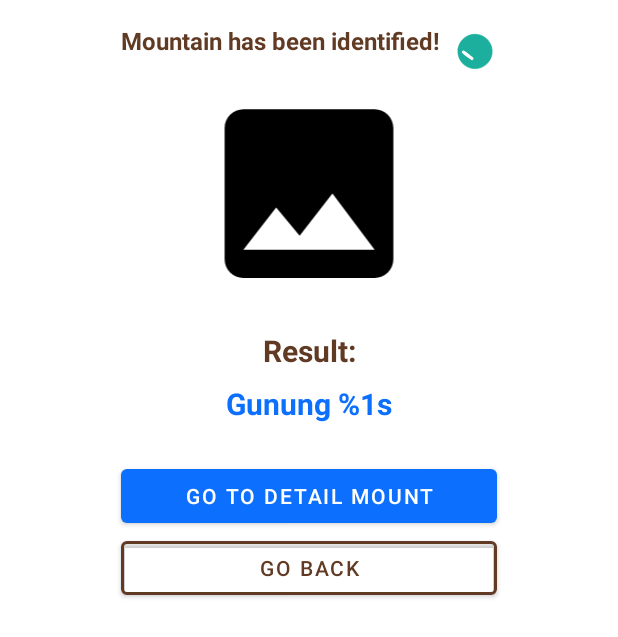
After one commit to fadlinaufal06/Mountain-App, an Android app: the layout result_scan.xml on its own in the app's theme, with its tools: preview values and no code run, on a phone screen of 412 x 824 dp. The commit adds this screen. Shown: the top 637 px of the screen. Run offline under Robolectric (Android 15) with nearby library versions, the phone set to English and light mode, and no system bars.

Commit message:
Add: Result Scan

```diff
--- a/app/src/main/java/com/bangkit/mountainapp/ui/home/HomeFragment.kt
+++ b/app/src/main/java/com/bangkit/mountainapp/ui/home/HomeFragment.kt
@@ -13,6 +13,9 @@ import android.view.LayoutInflater
 import android.view.View
 import android.view.ViewGroup
 import android.view.Window
+import android.widget.Button
+import android.widget.ImageView
+import android.widget.TextView
 import android.widget.Toast
 import androidx.activity.result.contract.ActivityResultContracts
 import androidx.appcompat.app.AppCompatActivity
@@ -220,9 +223,9 @@ class HomeFragment : Fragment() {
             val bitmap = fileToBitmap(myFile)
             val resized = Bitmap.createScaledBitmap(bitmap, 300, 300, false)
 
-            val result = classifyImage(resized)
+            classifyImage(resized)
 
-//            binding.previewImageView.setImageURI(selectedImg)
+//            binding..setImageURI(selectedImg)
         }
     }
 
@@ -269,27 +272,38 @@ class HomeFragment : Fragment() {
         }
         val classes = arrayOf("Bromo", "Ijen", "Papandayan", "Kerinci", "Tangkuban Perahu")
         //        result.setText(classes[maxPos])
-        Toast.makeText(requireActivity(), classes[maxPos], Toast.LENGTH_SHORT).show()
+//        Toast.makeText(requireActivity(), classes[maxPos], Toast.LENGTH_SHORT).show()
 
+        showCustomDialog(classes[maxPos], bitmap)
         // Releases model resources if no longer used.
         model.close()
 
     }
 
-    fun showCustomDialog() {
+    private fun showCustomDialog(resultMount: String, bitmap: Bitmap) {
         val dialog = Dialog(requireActivity())
         //We have added a title in the custom layout. So let's disable the default title.
         dialog.requestWindowFeature(Window.FEATURE_NO_TITLE)
         //The user will be able to cancel the dialog bu clicking anywhere outside the dialog.
         dialog.setCancelable(true)
         //Mention the name of the layout of your custom dialog.
-//        dialog.setContentView(R.layout.fragment_result_classification)
-//        val button: Button = dialog.findViewById(R.id.button)
+        dialog.setContentView(R.layout.result_scan)
+        val button: Button = dialog.findViewById(R.id.btn_detail)
+        val back: Button = dialog.findViewById(R.id.btn_go_back)
+        val result: TextView = dialog.findViewById(R.id.result_mountain)
+        val previewImageView: ImageView = dialog.findViewById(R.id.previewImageView)
         //Initializing the views of the dialog.
-//
-//        button.setOnClickListener(View.OnClickListener {
-//            Toast.makeText(requireActivity(), "bisaa yeaeyyyy", Toast.LENGTH_SHORT).show()
-//        })
+
+        result.text = getString(R.string.gunung_1s, resultMount)
+        previewImageView.setImageBitmap(bitmap)
+
+        button.setOnClickListener{
+            Toast.makeText(requireActivity(), "bisaa yeaeyyyy", Toast.LENGTH_SHORT).show()
+        }
+        back.setOnClickListener{
+            dialog.dismiss()
+        }
+
         dialog.show()
     }
 
--- /dev/null
+++ b/app/src/main/res/drawable/button_border.xml
@@ -0,0 +1,6 @@
+<?xml version="1.0" encoding="utf-8"?>
+<shape xmlns:android="http://schemas.android.com/apk/res/android"
+    android:shape="rectangle">
+    <corners android:radius="3dp" />
+    <stroke android:width="5px" android:color="#000000" />
+</shape>
--- /dev/null
+++ b/app/src/main/res/layout/result_scan.xml
@@ -0,0 +1,102 @@
+<?xml version="1.0" encoding="utf-8"?>
+<androidx.constraintlayout.widget.ConstraintLayout xmlns:android="http://schemas.android.com/apk/res/android"
+    xmlns:app="http://schemas.android.com/apk/res-auto"
+    xmlns:tools="http://schemas.android.com/tools"
+    android:layout_width="match_parent"
+    android:layout_height="match_parent">
+
+    <TextView
+        android:id="@+id/textView"
+        android:layout_width="wrap_content"
+        android:layout_height="wrap_content"
+        android:layout_marginStart="16dp"
+        android:layout_marginTop="16dp"
+        android:layout_marginEnd="4dp"
+        android:text="@string/mountain_has_been_identified"
+        android:textColor="@color/van_dyke_brown"
+        android:textSize="16sp"
+        android:textStyle="bold"
+        app:layout_constraintEnd_toStartOf="@+id/scansuccess"
+        app:layout_constraintHorizontal_chainStyle="packed"
+        app:layout_constraintStart_toStartOf="parent"
+        app:layout_constraintTop_toTopOf="parent"
+        app:layout_constraintVertical_chainStyle="packed" />
+
+    <com.airbnb.lottie.LottieAnimationView
+        android:id="@+id/scansuccess"
+        android:layout_width="30dp"
+        android:layout_height="30dp"
+        android:layout_marginStart="4dp"
+        android:layout_marginTop="32dp"
+        android:layout_marginEnd="16dp"
+        app:layout_constraintBottom_toBottomOf="@+id/textView"
+        app:layout_constraintEnd_toEndOf="parent"
+        app:layout_constraintStart_toEndOf="@+id/textView"
+        app:layout_constraintTop_toTopOf="parent"
+        app:lottie_autoPlay="true"
+        app:lottie_loop="false"
+        app:lottie_rawRes="@raw/uploadsuccess" />
+
+    <ImageView
+        android:id="@+id/previewImageView"
+        android:layout_width="0dp"
+        android:layout_height="150dp"
+        android:layout_marginTop="16dp"
+        app:layout_constraintEnd_toEndOf="@+id/scansuccess"
+        app:layout_constraintStart_toStartOf="@+id/textView"
+        app:layout_constraintTop_toBottomOf="@+id/textView"
+        app:srcCompat="@drawable/ic_place_holder" />
+
+    <TextView
+        android:id="@+id/tv_result"
+        android:layout_width="wrap_content"
+        android:layout_height="wrap_content"
+        android:layout_marginTop="16dp"
+        android:text="@string/result"
+        android:textColor="@color/van_dyke_brown"
+        android:textSize="20sp"
+        android:textStyle="bold"
+        app:layout_constraintEnd_toEndOf="@+id/previewImageView"
+        app:layout_constraintStart_toStartOf="@+id/previewImageView"
+        app:layout_constraintTop_toBottomOf="@+id/previewImageView" />
+
+    <TextView
+        android:id="@+id/result_mountain"
+        android:layout_width="wrap_content"
+        android:layout_height="wrap_content"
+        android:layout_marginTop="8dp"
+        android:text="@string/gunung_1s"
+        android:textColor="@color/braindeis_blue"
+        android:textSize="20sp"
+        android:textStyle="bold"
+        app:layout_constraintEnd_toEndOf="@+id/previewImageView"
+        app:layout_constraintStart_toStartOf="@+id/previewImageView"
+        app:layout_constraintTop_toBottomOf="@+id/tv_result" />
+
+    <Button
+        android:id="@+id/btn_detail"
+        android:layout_width="0dp"
+        android:layout_height="wrap_content"
+        android:layout_marginTop="24dp"
+        android:text="@string/go_to_detail_mount"
+        app:layout_constraintEnd_toEndOf="@+id/previewImageView"
+        app:layout_constraintStart_toStartOf="@+id/previewImageView"
+        app:layout_constraintTop_toBottomOf="@+id/result_mountain" />
+
+    <Button
+        android:id="@+id/btn_go_back"
+        style="@drawable/button_border"
+        android:layout_width="0dp"
+        android:layout_height="wrap_content"
+        android:layout_marginBottom="16dp"
+        android:text="@string/go_back"
+        android:textColor="@color/van_dyke_brown"
+        app:backgroundTint="@android:color/transparent"
+        app:layout_constraintEnd_toEndOf="@+id/btn_detail"
+        app:layout_constraintStart_toStartOf="@+id/btn_detail"
+        app:layout_constraintTop_toBottomOf="@+id/btn_detail"
+        app:rippleColor="#33AAAAAA"
+        app:strokeColor="@color/van_dyke_brown"
+        app:strokeWidth="2dp" />
+
+</androidx.constraintlayout.widget.ConstraintLayout>
--- a/app/src/main/res/values/strings.xml
+++ b/app/src/main/res/values/strings.xml
@@ -57,4 +57,9 @@
     <!-- TODO: Remove or change this placeholder text -->
     <string name="hello_blank_fragment">Hello blank fragment</string>
     <string name="scan_from">Scan mount from:</string>
+    <string name="mountain_has_been_identified">Mountain has been identified!</string>
+    <string name="go_to_detail_mount">Go to Detail Mount</string>
+    <string name="gunung_1s">Gunung %1s</string>
+    <string name="result">Result:</string>
+    <string name="go_back">Go Back</string>
 </resources>
```
